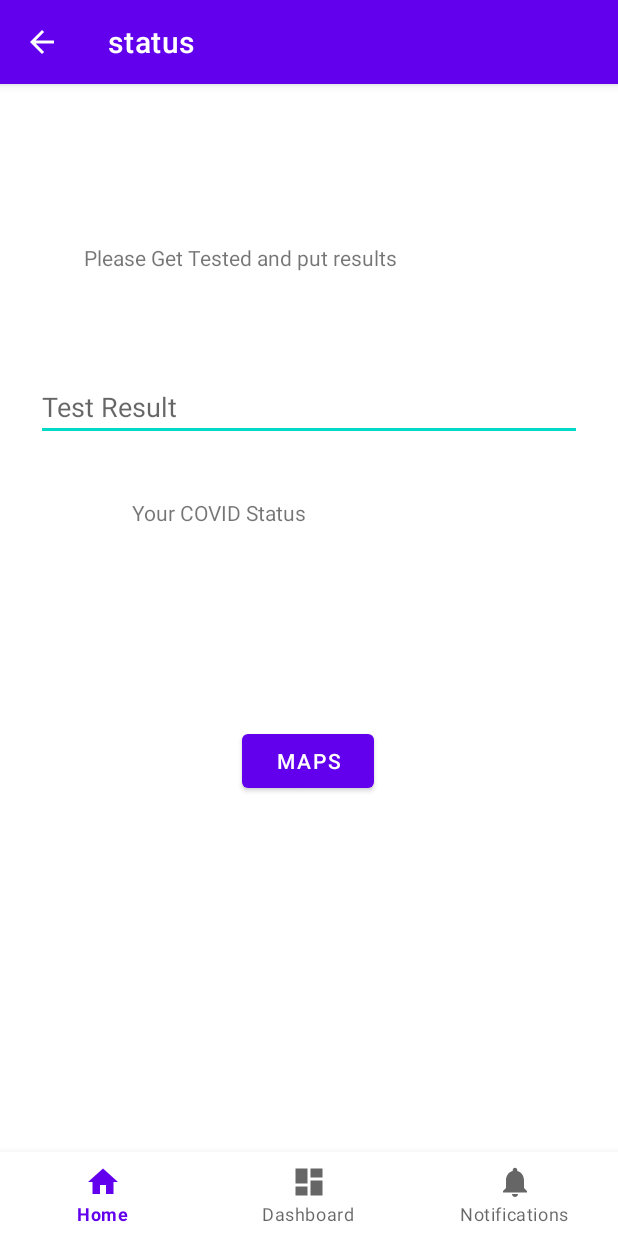
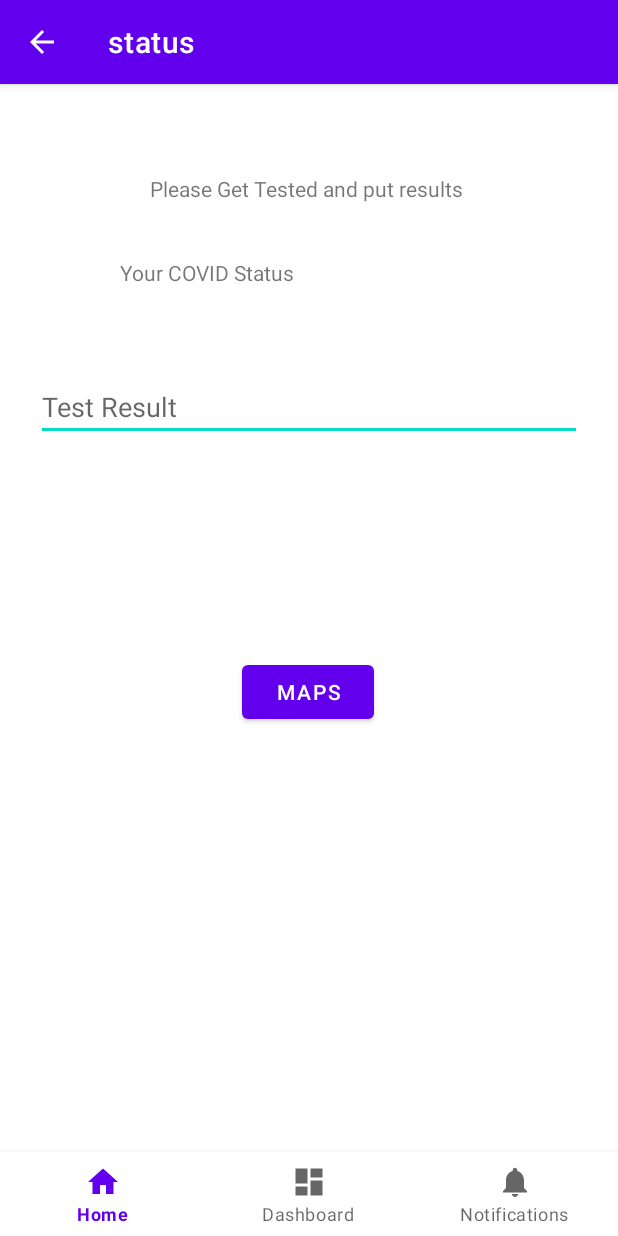
Before and after one commit to CorneliuSmith/CS113Project, an Android app: the StatusActivity screen opened directly, with no data from a screen before it, on a phone screen of 412 x 824 dp. Run offline under Robolectric (Android 15) with nearby library versions, the phone set to English and light mode, and no system bars.

Commit message:
Moving Elements

```diff
--- a/app/src/main/res/layout/status.xml
+++ b/app/src/main/res/layout/status.xml
@@ -20,15 +20,6 @@
         app:menu="@menu/bottom_nav_menu" />
 
     <!-- Temp: This string should be in strings -->
-    <TextView
-        android:id="@+id/textView2"
-        android:layout_width="wrap_content"
-        android:layout_height="wrap_content"
-        android:layout_marginStart="56dp"
-        android:layout_marginTop="50dp"
-        android:text="Please Get Tested and put results"
-        app:layout_constraintStart_toStartOf="parent"
-        app:layout_constraintTop_toTopOf="parent" />
 
 
     <!-- Text header for COVID result -->
@@ -38,12 +29,22 @@
 
 
     <TextView
+        android:id="@+id/textView2"
+        android:layout_width="wrap_content"
+        android:layout_height="wrap_content"
+        android:layout_marginStart="100dp"
+        android:layout_marginTop="4dp"
+        android:text="Please Get Tested and put results"
+        app:layout_constraintStart_toStartOf="parent"
+        app:layout_constraintTop_toTopOf="parent" />
+
+    <TextView
 
         android:id="@+id/Covid_Status"
         android:layout_width="268dp"
         android:layout_height="23dp"
-        android:layout_marginStart="88dp"
-        android:layout_marginTop="220dp"
+        android:layout_marginStart="80dp"
+        android:layout_marginTop="60dp"
         android:text="@string/status_activity"
         app:layout_constraintStart_toStartOf="parent"
         app:layout_constraintTop_toTopOf="parent" />
```
